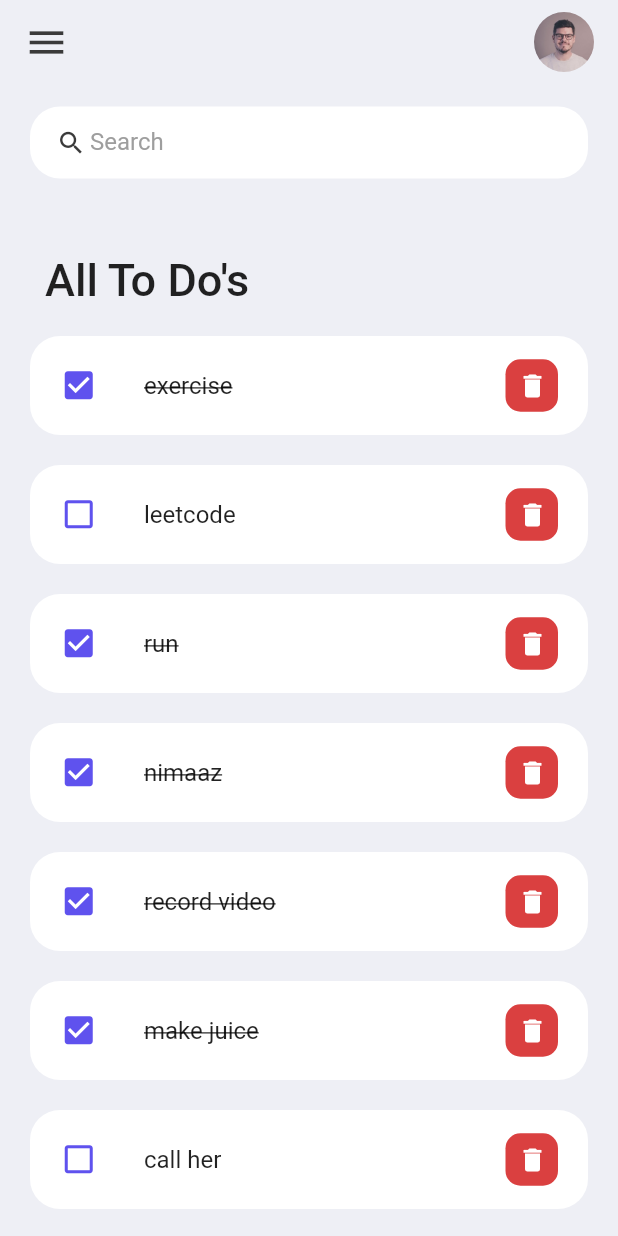
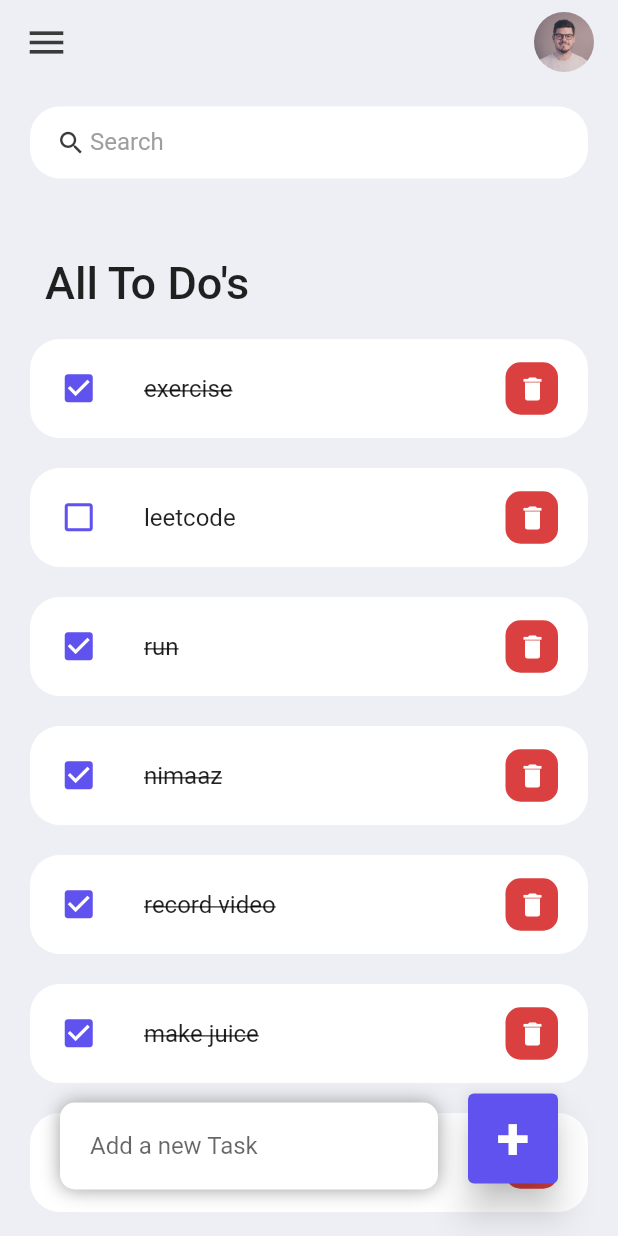
Before and after one commit to ArslanYM/Flutter-Learning, a Flutter app: the screen it shows after launch, on a phone screen of 412 x 824 dp. Run offline on Flutter 3.47's test engine with Material 2 defaults, Android fonts, the phone set to English and light mode, and no system bars; our stand-ins replace audioplayers, flutter_spinkit, font_awesome_flutter, geolocator, rflutter_alert.

Commit message:
Completed To Do list

```diff
--- a/Flutter-apps/to_do_list/lib/screens/home_page.dart
+++ b/Flutter-apps/to_do_list/lib/screens/home_page.dart
@@ -10,6 +10,7 @@ class MyHomePage extends StatefulWidget {
 
 class _MyHomePageState extends State<MyHomePage> {
   final toDoList = ToDo.toDoList();
+  final _toDoController = TextEditingController();
   @override
   Widget build(BuildContext context) {
     return Scaffold(
@@ -17,14 +18,14 @@ class _MyHomePageState extends State<MyHomePage> {
       appBar: _buildAppBar(),
       body: Container(
         padding: EdgeInsets.symmetric(horizontal: 20, vertical: 15),
-        child: Column(
+        child: Stack(
           children: [
             searchBox(),
             Expanded(
               child: ListView(
                 children: [
                   Container(
-                    padding: EdgeInsets.only(top: 50, bottom: 20, left: 10),
+                    padding: EdgeInsets.only(top: 100, bottom: 20, left: 10),
                     child: Text(
                       "All To Do's",
                       style:
@@ -34,7 +35,65 @@ class _MyHomePageState extends State<MyHomePage> {
                   for (ToDo toDo in toDoList)
                     ToDoItem(
                       todo: toDo,
+                      onToDoChanged: _handleToDoChange,
+                      onDelete: _handleDelete,
                     ),
+                ],
+              ),
+            ),
+            Align(
+              alignment: Alignment.bottomCenter,
+              child: Row(
+                children: [
+                  Expanded(
+                    child: Container(
+                      margin: EdgeInsets.only(
+                        bottom: 10,
+                        right: 20,
+                        left: 20,
+                      ),
+                      padding:
+                          EdgeInsets.symmetric(horizontal: 20, vertical: 5.0),
+                      decoration: BoxDecoration(
+                          color: Colors.white,
+                          boxShadow: const [
+                            BoxShadow(
+                              blurRadius: 10,
+                              color: Colors.grey,
+                              spreadRadius: 0.0,
+                              offset: Offset(0, 0),
+                            ),
+                          ],
+                          borderRadius: BorderRadius.circular(10)),
+                      child: TextField(
+                        controller: _toDoController,
+                        decoration: InputDecoration(
+                            hintText: 'Add a new Task',
+                            border: InputBorder.none),
+                      ),
+                    ),
+                  ),
+                  Container(
+                    margin: EdgeInsets.only(
+                      bottom: 20,
+                      right: 20,
+                    ),
+                    child: ElevatedButton(
+                      style: ElevatedButton.styleFrom(
+                        backgroundColor: tdBlue,
+                        minimumSize: Size(60, 60),
+                        elevation: 10,
+                      ),
+                      onPressed: () {
+                        addTask(_toDoController.text);
+                      },
+                      child: Text(
+                        '+',
+                        style: TextStyle(
+                            fontSize: 40, fontWeight: FontWeight.bold),
+                      ),
+                    ),
+                  ),
                 ],
               ),
             ),
@@ -42,6 +101,27 @@ class _MyHomePageState extends State<MyHomePage> {
         ),
       ),
     );
+  }
+
+  void _handleToDoChange(ToDo todo) {
+    setState(() {
+      todo.isdone = !todo.isdone;
+    });
+  }
+
+  void _handleDelete(String id) {
+    setState(() {
+      toDoList.removeWhere((element) => element.id == id);
+    });
+  }
+
+  void addTask(String text) {
+    setState(() {
+      toDoList.add(ToDo(
+          id: DateTime.now().millisecondsSinceEpoch.toString(),
+          taskName: text));
+    });
+    _toDoController.clear();
   }
 
   Widget searchBox() {
--- a/Flutter-apps/to_do_list/lib/widgets/to_do_item.dart
+++ b/Flutter-apps/to_do_list/lib/widgets/to_do_item.dart
@@ -3,8 +3,16 @@ import 'package:to_do_list/constants/colors.dart';
 import '../model/to_do.dart';
 
 class ToDoItem extends StatelessWidget {
-  const ToDoItem({super.key, required this.todo});
+  const ToDoItem({
+    super.key,
+    required this.todo,
+    required this.onToDoChanged,
+    required this.onDelete,
+  });
   final ToDo todo;
+  final onToDoChanged;
+  final onDelete;
+
   @override
   Widget build(BuildContext context) {
     return Container(
@@ -18,7 +26,9 @@ class ToDoItem extends StatelessWidget {
           color: tdBlue,
           size: 25,
         ),
-        // onTap: () {},
+        onTap: () {
+          onToDoChanged(todo);
+        },
         shape: RoundedRectangleBorder(
           borderRadius: BorderRadius.circular(20),
         ),
@@ -38,7 +48,7 @@ class ToDoItem extends StatelessWidget {
           child: IconButton(
             iconSize: 20,
             onPressed: () {
-              print('Delete button was pressed');
+              onDelete(todo.id);
             },
             icon: Icon(
               Icons.delete,
```
